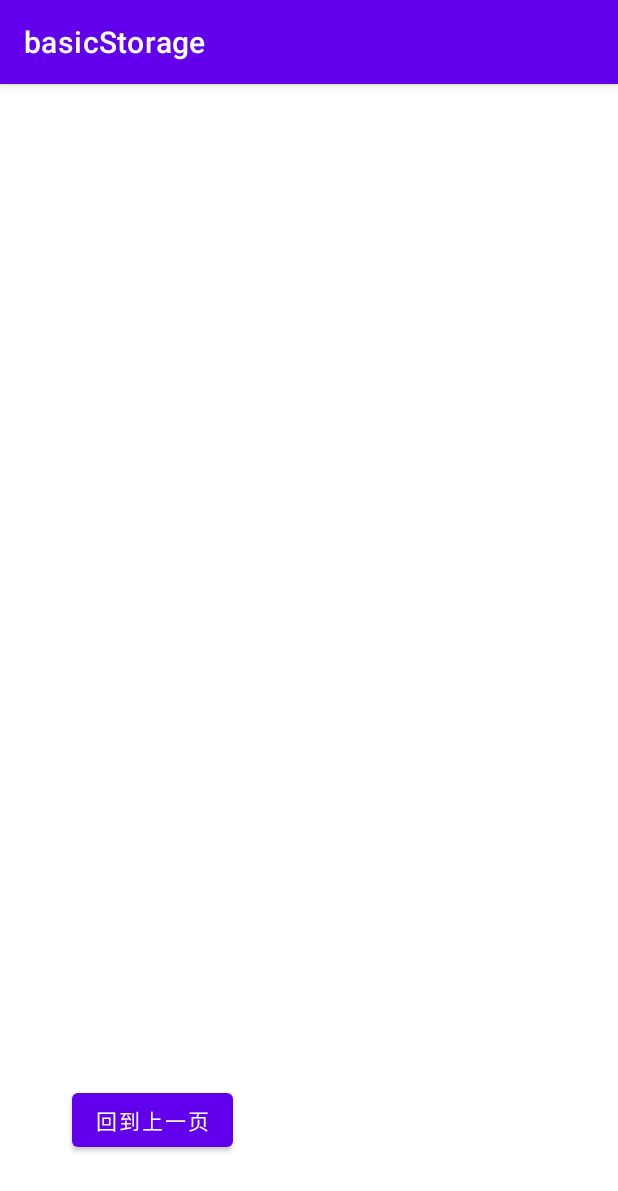
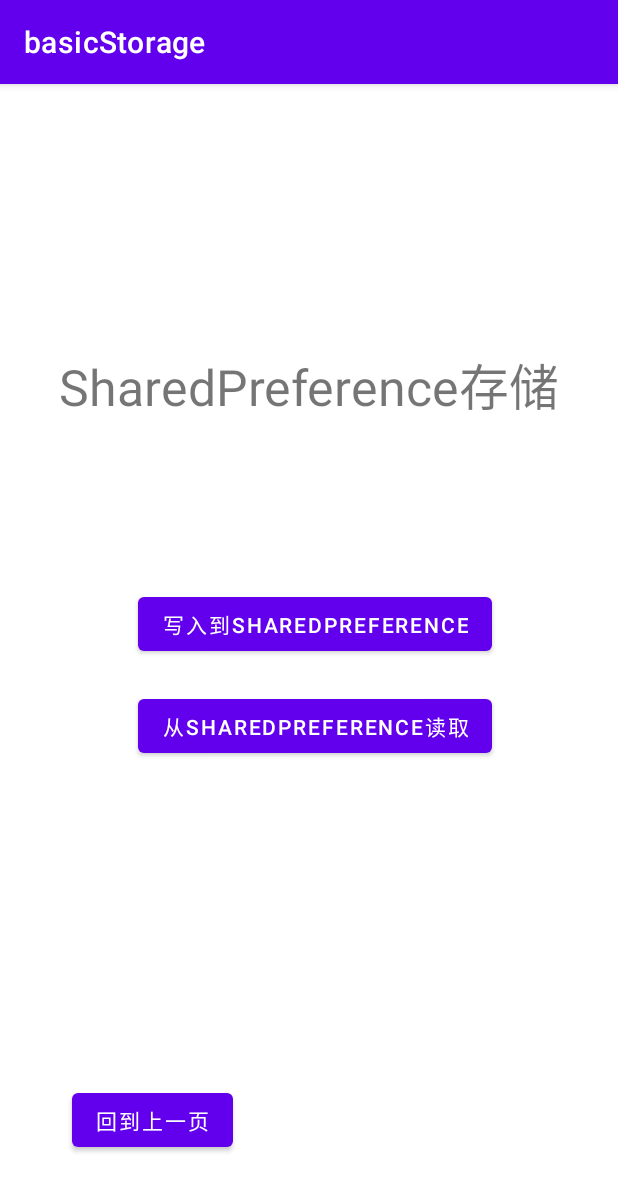
Before and after one commit to BroZhai/AndroidStudio, an Android app: the SharedPreference screen opened directly, with no data from a screen before it, on a phone screen of 412 x 824 dp. Shown: the top 1191 px of the screen. Run offline under Robolectric (Android 15) with nearby library versions, the phone set to English and light mode, and no system bars.

Commit message:
实现了SharedPreferences便利键值对KV存储，相当于一个'友好版'的JS,但用的是'内部存储',卸载程序数据即消失

```diff
--- a/basicStorage/app/src/main/res/layout/sharedp_layout.xml
+++ b/basicStorage/app/src/main/res/layout/sharedp_layout.xml
@@ -6,6 +6,39 @@
     android:layout_width="match_parent"
     android:layout_height="match_parent"
     tools:context=".SharedPreference">
+
+    <TextView
+        android:layout_width="wrap_content"
+        android:layout_height="wrap_content"
+        android:layout_marginTop="176dp"
+        android:text="SharedPreference存储"
+
+        android:textSize="33dp"
+        app:layout_constraintEnd_toEndOf="parent"
+        app:layout_constraintStart_toStartOf="parent"
+        app:layout_constraintTop_toTopOf="parent" />
+
+    <Button
+        android:id="@+id/fileSaveBtn"
+        android:layout_width="wrap_content"
+        android:layout_height="wrap_content"
+        android:layout_marginEnd="84dp"
+        android:layout_marginBottom="384dp"
+        android:onClick="SPWrite"
+        android:text="写入到SharedPreference"
+        app:layout_constraintBottom_toBottomOf="parent"
+        app:layout_constraintEnd_toEndOf="parent" />
+
+    <Button
+        android:id="@+id/fileReadBtn"
+        android:layout_width="wrap_content"
+        android:layout_height="wrap_content"
+        android:layout_marginEnd="84dp"
+        android:layout_marginBottom="316dp"
+        android:onClick="SPRead"
+        android:text="从SharedPreference读取"
+        app:layout_constraintBottom_toBottomOf="parent"
+        app:layout_constraintEnd_toEndOf="parent" />
 
     <Button
         android:layout_width="wrap_content"
```
Also changed, not shown: basicStorage/app/src/main/java/com/example/basicstorage/SharedPreference.java (+35 -0 lines).
